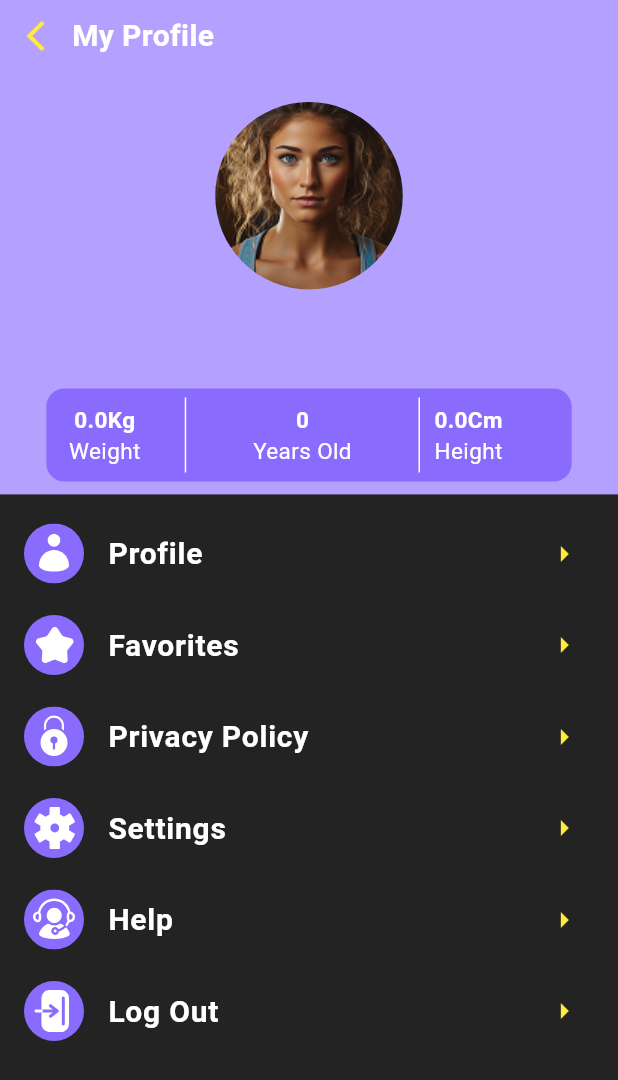
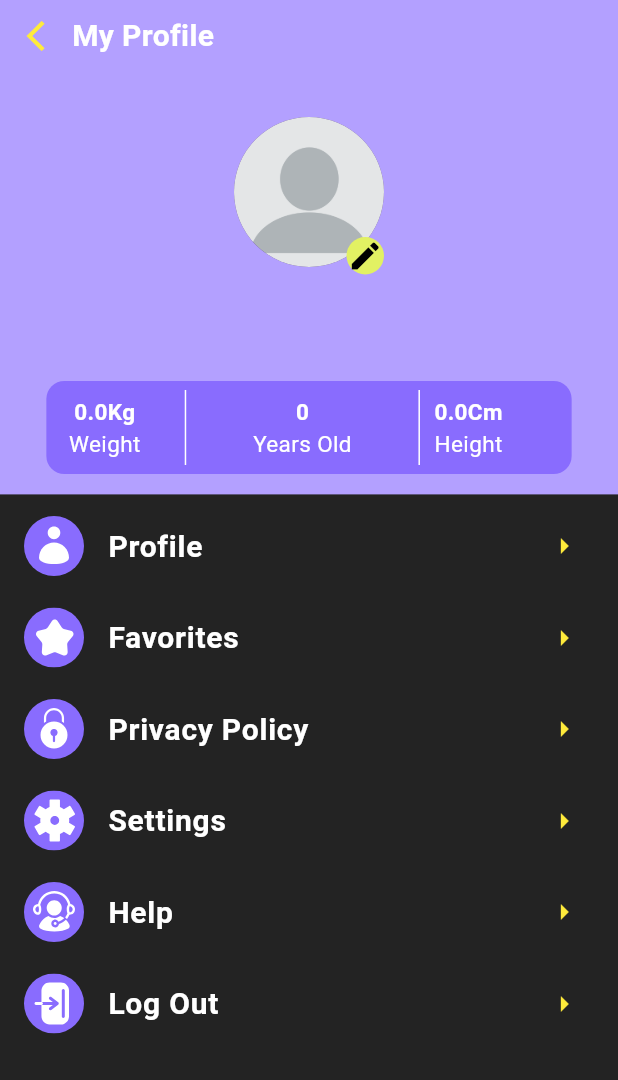
Before and after one commit to ahmedEhab10/FitApp, a Flutter app: the UserProfileView screen opened directly, on a phone screen of 412 x 824 dp. Shown: the top 1080 px of the screen. Run offline on Flutter 3.47's test engine with Material 3 defaults, Android fonts, the phone set to English and light mode, and no system bars; our stand-ins replace bloc, cloud_firestore, dartz, dots_indicator, firebase_auth, firebase_core and 8 more; accounts and stored records are empty.

Commit message:
done profile photo

```diff
--- /dev/null
+++ b/lib/Features/User_Profile/presention/view/Widgets/User_Profile_Photo.dart
@@ -0,0 +1,117 @@
+import 'dart:io';
+
+import 'package:cloud_firestore/cloud_firestore.dart';
+import 'package:flutter/material.dart';
+import 'package:graduation_project_ui/core/Utils/AppColors.dart';
+import 'package:graduation_project_ui/core/Utils/App_images.dart';
+import 'package:graduation_project_ui/core/helper/Get_User_Data.dart';
+import 'package:image_picker/image_picker.dart';
+import 'package:supabase_flutter/supabase_flutter.dart';
+
+class User_Profile_Photo extends StatefulWidget {
+  final String userId;
+  const User_Profile_Photo({super.key, required this.userId});
+
+  @override
+  State<User_Profile_Photo> createState() => _User_Profile_PhotoState();
+}
+
+class _User_Profile_PhotoState extends State<User_Profile_Photo> {
+  File? _imageFile;
+  final ImagePicker _picker = ImagePicker();
+  final supabase = Supabase.instance.client;
+  final FirebaseFirestore firestore = FirebaseFirestore.instance;
+
+  Future<void> _pickImage() async {
+    final pickedFile = await _picker.pickImage(source: ImageSource.gallery);
+    if (pickedFile != null) {
+      setState(() => _imageFile = File(pickedFile.path));
+      await _uploadToSupabase();
+    }
+  }
+
+  Future<void> _uploadToSupabase() async {
+    if (_imageFile == null) return;
+
+    try {
+      String fileName = 'profile_${widget.userId}.jpg'; // اسم الصورة
+      final fileBytes = await _imageFile!.readAsBytes();
+
+      // رفع الصورة على Supabase
+      await supabase.storage.from('userimages').uploadBinary(
+            fileName,
+            fileBytes,
+            fileOptions: const FileOptions(cacheControl: '3600', upsert: true),
+          );
+
+      // جلب الرابط النهائي
+      final String imageUrl =
+          supabase.storage.from('userimages').getPublicUrl(fileName);
+
+      await _updateFirestore(imageUrl); // تحديث الرابط في Firestore
+    } catch (e) {
+      ScaffoldMessenger.of(context).showSnackBar(
+          SnackBar(content: Text("شخررررره خطأ في رفع الصورة: $e")));
+    }
+  }
+
+  // 📌 3️⃣ تحديث Firestore برابط الصورة
+  Future<void> _updateFirestore(String imageUrl) async {
+    try {
+      await firestore.collection('users').doc(widget.userId).update({
+        'profileImage': imageUrl,
+      });
+
+      ScaffoldMessenger.of(context).showSnackBar(
+          const SnackBar(content: Text("تم تحديث صورة البروفايل بنجاح!")));
+    } catch (e) {
+      ScaffoldMessenger.of(context).showSnackBar(
+          SnackBar(content: Text(" خطأ في تحديث الصورةاحااااااا: $e")));
+    }
+  }
+
+  @override
+  Widget build(BuildContext context) {
+    return Stack(
+      children: [
+        Container(
+          height: 120,
+          width: 120,
+          child: Center(
+            child: CircleAvatar(
+              radius: 50,
+              // backgroundImage: AssetImage(
+              //     Assets.assetsImagesBlankProfilePicture973460960720),
+              backgroundImage: GetUser().profileImage != null &&
+                      GetUser().profileImage!.isNotEmpty
+                  ? NetworkImage(GetUser().profileImage!) as ImageProvider
+                  : const AssetImage(Assets
+                      .assetsImagesBlankProfilePicture973460960720), // صورة افتراضية
+            ),
+          ),
+        ),
+        Positioned(
+          bottom: 5,
+          right: 10,
+          child: GestureDetector(
+            onTap: _pickImage,
+            child: Container(
+              height: 25,
+              width: 25,
+              decoration: const BoxDecoration(
+                shape: BoxShape.circle,
+                color: KPacScoundColor,
+              ),
+              child: const Center(
+                child: Icon(
+                  Icons.edit,
+                  color: Colors.black,
+                ),
+              ),
+            ),
+          ),
+        ),
+      ],
+    );
+  }
+}
--- a/lib/Features/User_Profile/presention/view/Widgets/photo_and_name_widget.dart
+++ b/lib/Features/User_Profile/presention/view/Widgets/photo_and_name_widget.dart
@@ -1,6 +1,8 @@
 import 'package:flutter/material.dart';
-import 'package:graduation_project_ui/core/Utils/App_images.dart';
+import 'package:graduation_project_ui/Features/User_Profile/presention/view/Widgets/User_Profile_Photo.dart';
+
 import 'package:graduation_project_ui/core/helper/Get_User_Data.dart';
+import 'package:graduation_project_ui/core/helper/Get_User_Id.dart';
 
 class photo_and_name_widget extends StatelessWidget {
   const photo_and_name_widget({super.key});
@@ -9,7 +11,9 @@ class photo_and_name_widget extends StatelessWidget {
   Widget build(BuildContext context) {
     return Column(
       children: [
-        ClipOval(child: Image.asset(Assets.assetsImagesProfilePhoto)),
+        User_Profile_Photo(
+          userId: getCurrentUserId(),
+        ),
         Text(
           GetUser().name,
           style: const TextStyle(
@@ -30,3 +34,18 @@ class photo_and_name_widget extends StatelessWidget {
     );
   }
 }
+
+
+
+
+
+// Container(
+//           height: 120,
+//           width: 120,
+//           child: Center(
+//             child: ClipOval(
+//                 child: Image.asset(
+//               Assets.assetsImagesBlankProfilePicture973460960720,
+//             )),
+//           ),
+//         ),
--- a/lib/core/Utils/App_images.dart
+++ b/lib/core/Utils/App_images.dart
@@ -14,9 +14,21 @@ class Assets {
   /// assets/images/beautiful-young-sporty-woman-training-workout-gym4.png
   static const String assetsImagesBeautifulYoungSportyWomanTrainingWorkoutGym4 = "assets/images/beautiful-young-sporty-woman-training-workout-gym4.png";
 
+  /// Assets for assetsImagesBlankProfilePicture973460960720
+  /// assets/images/blank-profile-picture-973460_960_720.webp
+  static const String assetsImagesBlankProfilePicture973460960720 = "assets/images/blank-profile-picture-973460_960_720.webp";
+
   /// Assets for assetsImagesFITBODY
   /// assets/images/FITBODY.png
   static const String assetsImagesFITBODY = "assets/images/FITBODY.png";
+
+  /// Assets for assetsImagesHappyMan
+  /// assets/images/HappyMan.jpg
+  static const String assetsImagesHappyMan = "assets/images/HappyMan.jpg";
+
+  /// Assets for assetsImagesIcons8EditProfile100
+  /// assets/images/icons8-edit-profile-100.png
+  static const String assetsImagesIcons8EditProfile100 = "assets/images/icons8-edit-profile-100.png";
 
   /// Assets for assetsImagesLogo
   /// assets/images/Logo.png
--- a/lib/main.dart
+++ b/lib/main.dart
@@ -6,11 +6,17 @@ import 'package:graduation_project_ui/core/Utils/AppColors.dart';
 import 'package:graduation_project_ui/core/Size_config.dart';
 import 'package:graduation_project_ui/core/Utils/AppRouter.dart';
 import 'package:graduation_project_ui/firebase_options.dart';
+import 'package:supabase_flutter/supabase_flutter.dart';
 
 void main() async {
   WidgetsFlutterBinding.ensureInitialized();
   await Firebase.initializeApp(
     options: DefaultFirebaseOptions.currentPlatform,
+  );
+  await Supabase.initialize(
+    url: 'https://rehwmsejxrkmeyysrfnn.supabase.co',
+    anonKey:
+        'eyJhbGciOiJIUzI1NiIsInR5cCI6IkpXVCJ9.eyJpc3MiOiJzdXBhYmFzZSIsInJlZiI6InJlaHdtc2VqeHJrbWV5eXNyZm5uIiwicm9sZSI6InNlcnZpY2Vfcm9sZSIsImlhdCI6MTc0MjU0MDExOCwiZXhwIjoyMDU4MTE2MTE4fQ.Y8oNA4JJ0b-LSMMuhRH8uM0s6qHdLftM53ifUgTfkF4',
   );
   setupGetIt();
   SharedPreferencesSinglton.init();
--- a/pubspec.yaml
+++ b/pubspec.yaml
@@ -46,6 +46,9 @@ dependencies:
   flutter_bloc: ^9.1.0
   modal_progress_hud_nsn: ^0.5.1
   cloud_firestore: ^5.6.5
+  file_picker: ^9.2.1
+  supabase_flutter: ^2.8.4
+  image_picker: ^1.1.2
 
 dev_dependencies:
   flutter_test:
```
Also changed, not shown: assets/images/HappyMan.jpg (added), assets/images/blank-profile-picture-973460_960_720.webp (added), assets/images/icons8-edit-profile-100.png (added), pubspec.lock, 11 other files.
